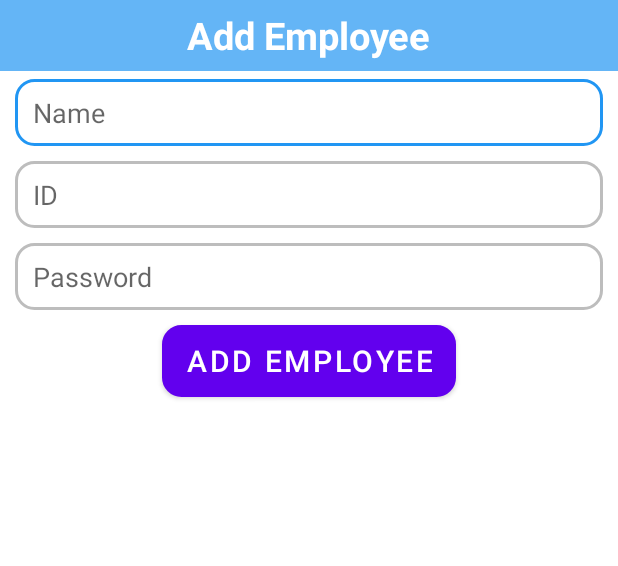
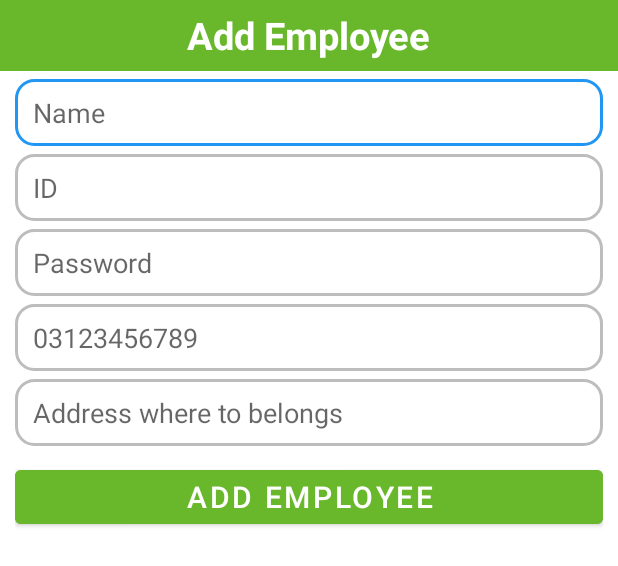
Before and after one commit to Sohailhamza/github_Haazri, an Android app: the layout dialog_add_employee.xml on its own in the app's theme, with its tools: preview values and no code run, on a phone screen of 412 x 824 dp. Shown: the top 566 px of the screen. Run offline under Robolectric (Android 15) with nearby library versions, the phone set to English and light mode, and no system bars.

Commit message:
V11 on 21

```diff
--- a/app/build.gradle.kts
+++ b/app/build.gradle.kts
@@ -40,14 +40,16 @@ dependencies {
     implementation(libs.activity)
     implementation(libs.constraintlayout)
     implementation(libs.camera.view)
+    implementation(libs.firebase.storage)
     testImplementation(libs.junit)
     androidTestImplementation(libs.ext.junit)
     androidTestImplementation(libs.espresso.core)
     implementation(platform("com.google.firebase:firebase-bom:34.2.0"))
     implementation("com.google.firebase:firebase-auth")
     implementation("com.google.firebase:firebase-database")
-    implementation("com.google.firebase:firebase-firestore:26.0.0")
+    implementation("com.google.firebase:firebase-firestore:26.0.1")
     implementation("com.google.android.gms:play-services-location:21.3.0")
     implementation("com.google.android.gms:play-services-location:21.3.0")
+    implementation("com.google.cloud:google-cloud-storage:2.35.0")
 
 }
--- /dev/null
+++ b/app/src/main/res/drawable/ic_person_placeholder.xml
@@ -0,0 +1,5 @@
+<vector xmlns:android="http://schemas.android.com/apk/res/android" android:height="24dp" android:tint="#000000" android:viewportHeight="960" android:viewportWidth="960" android:width="24dp">
+
+    <path android:fillColor="@android:color/white" android:pathData="M480,480Q480,480 480,480Q480,480 480,480L480,480Q480,480 480,480Q480,480 480,480L480,480Q480,480 480,480Q480,480 480,480L480,480Q480,480 480,480Q480,480 480,480L480,480Q480,480 480,480Q480,480 480,480Q480,480 480,480Q480,480 480,480ZM200,840Q167,840 143.5,816.5Q120,793 120,760L120,200Q120,167 143.5,143.5Q167,120 200,120L520,120Q520,137 520,157Q520,177 520,200L200,200Q200,200 200,200Q200,200 200,200L200,760Q200,760 200,760Q200,760 200,760L760,760Q760,760 760,760Q760,760 760,760L760,440Q783,440 803,440Q823,440 840,440L840,760Q840,793 816.5,816.5Q793,840 760,840L200,840ZM240,680L720,680L570,480L450,640L360,520L240,680ZM680,360L680,280L600,280L600,200L680,200L680,120L760,120L760,200L840,200L840,280L760,280L760,360L680,360Z"/>
+
+</vector>
--- a/app/src/main/res/layout/activity_employee_dashboard.xml
+++ b/app/src/main/res/layout/activity_employee_dashboard.xml
@@ -9,9 +9,10 @@
     <!-- Heading -->
     <LinearLayout
         android:layout_width="match_parent"
-        android:layout_height="wrap_content"
+        android:layout_height="47dp"
         android:background="@color/green"
         android:layout_marginBottom="5dp"
+        android:gravity="center"
         android:padding="5dp">
 
         <TextView
@@ -42,6 +43,7 @@
             android:gravity="center_vertical"
             android:textColor="@color/black"
             android:textSize="15sp"
+            android:layout_marginStart="5dp"
             android:textStyle="bold"
             android:background="@color/white" />
         <ImageView
--- a/app/src/main/res/layout/dialog_add_employee.xml
+++ b/app/src/main/res/layout/dialog_add_employee.xml
@@ -1,4 +1,4 @@
-<LinearLayout xmlns:android="http://schemas.android.com/apk/res/android"
+<ScrollView xmlns:android="http://schemas.android.com/apk/res/android"
     android:layout_width="match_parent"
     android:layout_height="match_parent"
     android:orientation="vertical"
@@ -6,8 +6,14 @@
 
     <LinearLayout
         android:layout_width="match_parent"
+        android:layout_height="wrap_content"
+        android:orientation="vertical"
+        android:padding="0dp">
+
+        <LinearLayout
+            android:layout_width="match_parent"
             android:layout_height="47dp"
-        android:background="#64B5F6"
+            android:background="@color/green"
             android:gravity="center">
 
             <TextView
@@ -19,15 +25,14 @@
                 android:textStyle="bold" />
         </LinearLayout>
 
-
         <LinearLayout
             android:layout_width="match_parent"
             android:layout_height="wrap_content"
             android:layout_marginTop="5dp"
             android:layout_marginHorizontal="10dp"
             android:orientation="vertical"
-        android:gravity="center"
-        >
+            android:gravity="center">
+
             <EditText
                 android:id="@+id/etName"
                 android:layout_width="match_parent"
@@ -41,8 +46,7 @@
                 android:layout_height="wrap_content"
                 android:hint="ID"
                 android:background="@drawable/rounded_edittext"
-            android:inputType="textEmailAddress"
-            android:layout_marginTop="10dp"/>
+                android:layout_marginTop="5dp"/>
 
             <EditText
                 android:id="@+id/etPassword"
@@ -51,17 +55,54 @@
                 android:hint="Password"
                 android:background="@drawable/rounded_edittext"
                 android:inputType="textPassword"
-            android:layout_marginTop="10dp"/>
+                android:layout_marginTop="5dp"/>
+
+            <EditText
+                android:id="@+id/etPhoneNum"
+                android:layout_width="match_parent"
+                android:layout_height="wrap_content"
+                android:hint="03123456789"
+                android:background="@drawable/rounded_edittext"
+                android:layout_marginTop="5dp"/>
+
+            <EditText
+                android:id="@+id/etAddress"
+                android:layout_width="match_parent"
+                android:layout_height="wrap_content"
+                android:hint="Address where to belongs"
+                android:background="@drawable/rounded_edittext"
+                android:layout_marginTop="5dp"/>
+
+            <!--
+            <ImageView
+                android:id="@+id/imgEmployee"
+                android:layout_width="120dp"
+                android:layout_height="120dp"
+                android:layout_marginTop="2dp"
+                android:src="@drawable/ic_person_placeholder"
+                android:scaleType="centerCrop"
+                android:background="@drawable/rounded_edittext"
+                android:contentDescription="Employee photo" />
+
+            <Button
+                android:id="@+id/btnPickImage"
+                android:layout_width="wrap_content"
+                android:layout_height="wrap_content"
+                android:text="Select Photo"
+                android:backgroundTint="#3F51B5"
+                android:layout_marginTop="1dp"/>
+            -->
 
             <Button
                 android:id="@+id/btnAddEmployeeConfirm"
-            android:layout_width="wrap_content"
+                android:layout_width="match_parent"
                 android:layout_height="wrap_content"
                 android:text="Add Employee"
                 android:textSize="20sp"
-            android:background="@drawable/rounded_blue_button"
+                android:backgroundTint="@color/green"
                 android:layout_marginBottom="10dp"
                 android:layout_marginTop="10dp"/>
         </LinearLayout>
 
     </LinearLayout>
+</ScrollView>
--- a/gradle/libs.versions.toml
+++ b/gradle/libs.versions.toml
@@ -8,6 +8,7 @@ material = "1.13.0"
 activity = "1.10.1"
 constraintlayout = "2.2.1"
 cameraView = "1.4.2"
+firebaseStorage = "22.0.1"
 
 [libraries]
 junit = { group = "junit", name = "junit", version.ref = "junit" }
@@ -18,6 +19,7 @@ material = { group = "com.google.android.material", name = "material", version.r
 activity = { group = "androidx.activity", name = "activity", version.ref = "activity" }
 constraintlayout = { group = "androidx.constraintlayout", name = "constraintlayout", version.ref = "constraintlayout" }
 camera-view = { group = "androidx.camera", name = "camera-view", version.ref = "cameraView" }
+firebase-storage = { group = "com.google.firebase", name = "firebase-storage", version.ref = "firebaseStorage" }
 
 [plugins]
 android-application = { id = "com.android.application", version.ref = "agp" }
```
Also changed, not shown: app/src/main/java/com/example/onenew/AddEmployeeDialog.java (+29 -16 lines), app/src/main/java/com/example/onenew/Employee.java (+9 -4 lines), app/src/main/java/com/example/onenew/EmployeeAdapter.java (+29 -32 lines), app/src/main/java/com/example/onenew/EmployeeDashboard.java (+72 -11 lines), app/src/main/java/com/example/onenew/EmployeeListActivity.java (+10 -1 lines), app/src/main/java/com/example/onenew/LoginActivity.java (+8 -0 lines), app/src/main/java/com/example/onenew/RemoveEmployee.java (+8 -1 lines), app/src/main/res/layout/item_employee.xml (+17 -0 lines). Lines whose indentation alone changed are shown as unchanged.
